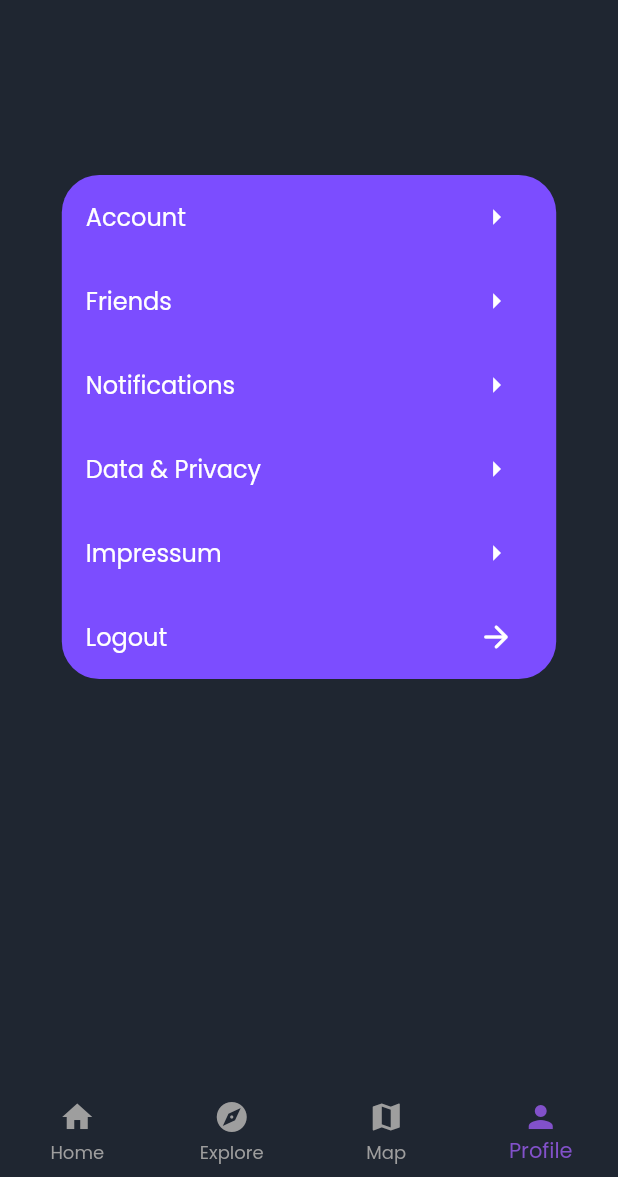
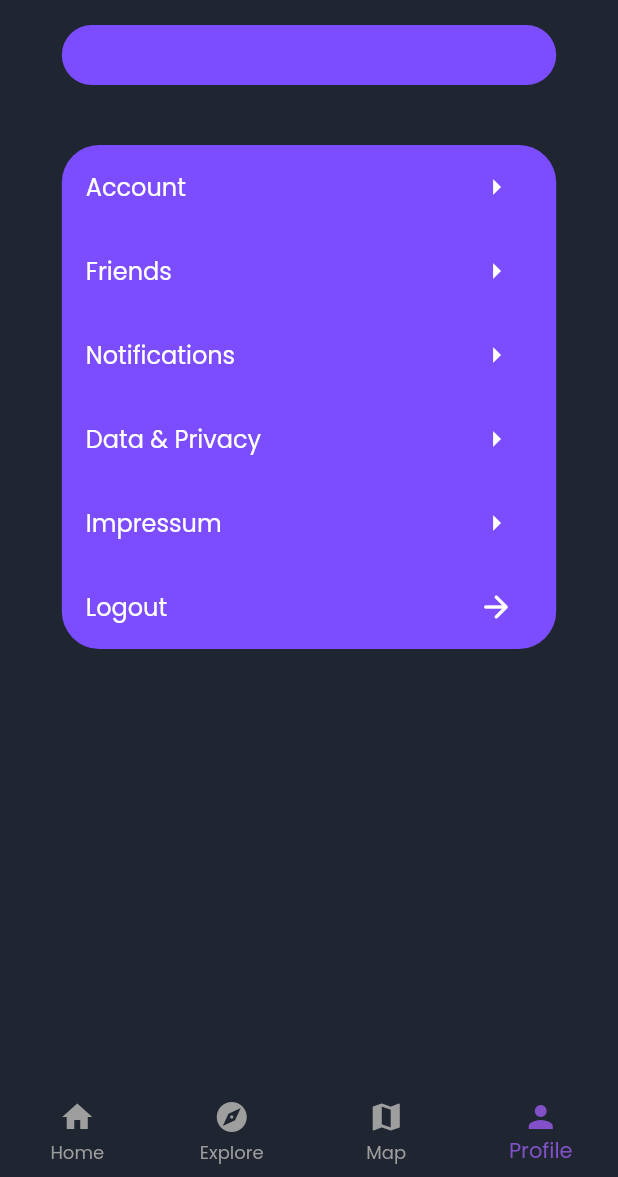
Before and after one commit to Just-another-Muensterhack/revent, a Flutter app: the screen it shows once a user with an empty profile is signed in, item 4 of the bottom bar chosen, on a phone screen of 412 x 824 dp, the part 59-1236 px from its top. Run offline on Flutter 3.47's test engine with Material 2 defaults, Android fonts, the phone set to English and light mode, and no system bars; our stand-ins replace cloud_firestore, firebase_auth, firebase_core, flutter_signin_button, google_sign_in, qr_flutter; accounts and stored records are empty; Roboto replaces fonts that are missing (Poppings).

Commit message:
rebuild profile header

```diff
--- a/lib/pages/profile_page.dart
+++ b/lib/pages/profile_page.dart
@@ -13,6 +13,8 @@ class ProfilePage extends StatefulWidget {
 }
 
 class _ProfilePageState extends State<ProfilePage> {
+  double _avatarSize = 150;
+
   @override
   Widget build(BuildContext context) {
     Size size = MediaQuery.of(context).size;
@@ -21,76 +23,93 @@ class _ProfilePageState extends State<ProfilePage> {
         backgroundColor: Color.fromRGBO(31, 38, 49, 1.0),
         body: Container(
             child: Column(children: <Widget>[
-          Padding(
-            padding: EdgeInsets.only(top: 50, left: 50, bottom: 10),
-            child: Row(children: <Widget>[]),
-          ),
           Container(
             width: size.width * 0.8,
             decoration: BoxDecoration(
                 color: Colors.deepPurpleAccent,
                 borderRadius: BorderRadius.circular(25)),
-              child: AuthService.currentUserExists() && AuthService.currentUser().photoURL != null ? Row(
-                children: <Widget>[
-                  Padding(
-                    padding: EdgeInsets.all(15),
-                    child: CircleAvatar(
-                      radius: 50,
-                      backgroundImage: NetworkImage(AuthService.currentUser().photoURL)),
-                  ),
-                  Column(
-                    children: <Widget>[
-                      Padding(
-                        padding: EdgeInsets.only(top: 15),
-                        child: Text(AuthService.currentUser().displayName, style: TextStyle(fontSize: 18, color: Colors.white)),
-                      ),
-                      Padding(
-                        padding: EdgeInsets.only(bottom: 15),
-                        child: Text(AuthService.currentUser().email, style: TextStyle(fontSize: 18, color: Colors.white)),
-                      ),
-                    ],
-                  ),
-                  Expanded(
-                      child: Align(
-                        alignment: Alignment.centerRight,
-                        child: Padding(
-                          padding: EdgeInsets.only(right: 30),
-                          child: IconButton(
-                            onPressed: () {
+            child: AuthService.currentUserExists() &&
+                    AuthService.currentUser().photoURL != null
+                ? ListTile(
+                    trailing: IconButton(
+                      icon: Icon(Icons.qr_code),
+                      onPressed: () => {
                         showDialog(
                             builder: (BuildContext context) {
                               return Dialog(
                                   shape: RoundedRectangleBorder(
                                       borderRadius: BorderRadius.all(
                                           Radius.circular(25))),
-                                      child: SingleChildScrollView(child: Container(
+                                  child: SingleChildScrollView(
+                                      child: Container(
                                           width: 500,
                                           height: 365,
-                                        child: Column(children: <Widget>[
+                                          child: Column(
+                                            children: <Widget>[
                                               Center(
-                                            child: Padding(padding: EdgeInsets.only(top:25, left:25, right: 25, bottom: 15),
+                                                  child: Padding(
+                                                      padding: EdgeInsets.only(
+                                                          top: 25,
+                                                          left: 25,
+                                                          right: 25,
+                                                          bottom: 15),
                                                       child: QrImage(
                                                         data: "XEMSq8VUjj",
-                                              version: QrVersions.auto,
-                                              size: 200.0,)
+                                                        version:
+                                                            QrVersions.auto,
+                                                        size: 200.0,
+                                                      ))),
+                                              Padding(
+                                                padding:
+                                                    EdgeInsets.only(bottom: 15),
+                                                child: Center(
+                                                    child: Text(
+                                                  "XEMSq8VUjj",
+                                                  style: TextStyle(
+                                                      color: Colors.green),
                                                 )),
-                                          Padding(padding: EdgeInsets.only(bottom: 15),
-                                            child: Center(child: Text("XEMSq8VUjj", style: TextStyle(color: Colors.black),)),),
-                                          Padding(padding: EdgeInsets.only(left: 25, right: 25),
-                                            child: CustomButton(buttonText: "Copy", onPress: (){
-                                              Clipboard.setData(ClipboardData(text: "XEMSq8VUjj"));
-                                            },),
+                                              ),
+                                              Padding(
+                                                padding: EdgeInsets.only(
+                                                    left: 25, right: 25),
+                                                child: CustomButton(
+                                                  buttonText: "Copy",
+                                                  onPress: () {
+                                                    Clipboard.setData(
+                                                        ClipboardData(
+                                                            text:
+                                                                "XEMSq8VUjj"));
+                                                  },
+                                                ),
                                               )
                                             ],
-                                        )
-                                      )));
+                                          ))));
                             },
-                                context: context);
+                            context: context)
                       },
-                            icon: Icon(Icons.qr_code)),
-                        )))
+                    ),
+                    title: Column(
+                      crossAxisAlignment: CrossAxisAlignment.start,
+                      children: [
+                        Text(AuthService.currentUser().displayName,
+                            style:
+                                TextStyle(fontSize: 15, color: Colors.white)),
+                        Text(AuthService.currentUser().email,
+                            style:
+                                TextStyle(fontSize: 15, color: Colors.white)),
                       ],
-              ) : Container()),
+                    ),
+                    leading: Container(
+                        height: this._avatarSize,
+                        width: this._avatarSize,
+                        child: Align(
+                            alignment: Alignment.centerLeft,
+                            child: CircleAvatar(
+                                radius: this._avatarSize / 2,
+                                backgroundImage: NetworkImage(
+                                    AuthService.currentUser().photoURL)))))
+                : Container(height: 40),
+          ),
           Container(height: 40),
           Container(
               width: size.width * 0.8,
@@ -139,9 +158,11 @@ class _ProfilePageState extends State<ProfilePage> {
                     trailing: IconButton(
                       icon: const Icon(Icons.arrow_forward_rounded),
                       color: Colors.white,
-                  onPressed: () => AuthService.signOut().then((value) => Navigator.of(context).pushReplacement(MaterialPageRoute(builder: (context) => LoginPage()))),
-                )
-              )
+                      onPressed: () => AuthService.signOut().then((value) =>
+                          Navigator.of(context).pushReplacement(
+                              MaterialPageRoute(
+                                  builder: (context) => LoginPage()))),
+                    ))
               ]))
         ])));
   }
```
Lines whose indentation alone changed are shown as unchanged.
